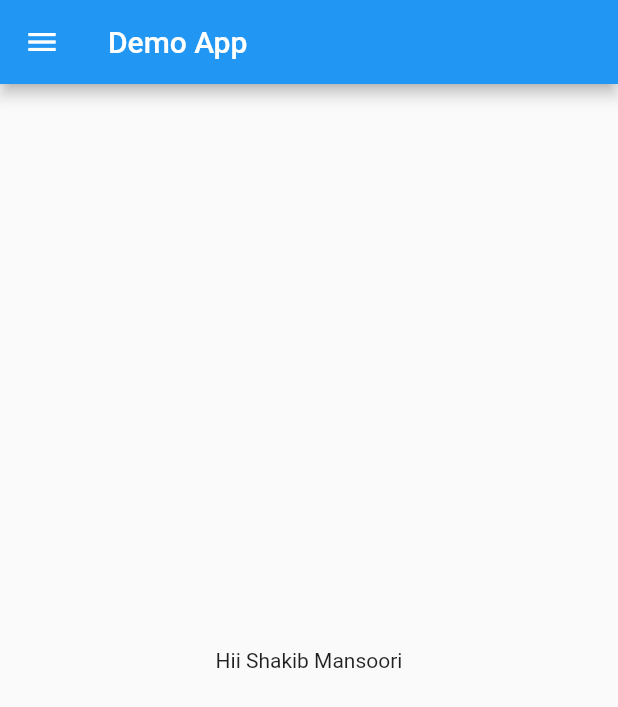
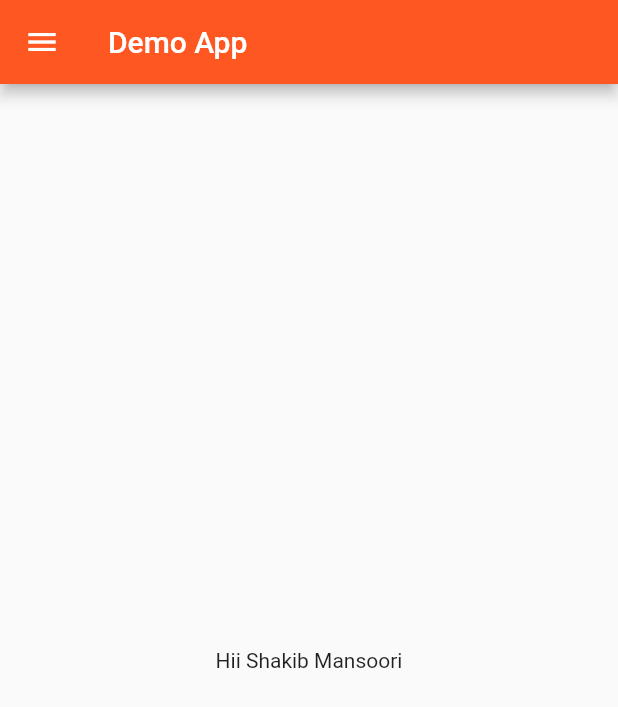
Before and after one commit to shakivhussain/FlutterApp, a Flutter app: the screen it shows after launch, on a phone screen of 412 x 824 dp. Shown: the top 707 px of the screen. Run offline on Flutter 3.47's test engine with Material 2 defaults, Android fonts, the phone set to English and light mode, and no system bars.

Commit message:
Day 3 Completed

```diff
--- a/lib/main.dart
+++ b/lib/main.dart
@@ -1,19 +1,33 @@
 import 'package:flutter/material.dart';
-import 'package:flutter_application_1/home_page.dart';
+import 'package:flutter_application_1/pages/home_page.dart';
+import 'package:flutter_application_1/pages/login_page.dart';
 
 void main(List<String> args) {
   runApp(MyApp());
 }
 
 class MyApp extends StatelessWidget {
-
 // Most important method, every time call when we refresh the data
   @override
   Widget build(BuildContext context) {
-
+    // bringVegitables(); // method calling
 
     return MaterialApp(
-      home: HomePage()
+      themeMode: ThemeMode.light,
+      theme: ThemeData(primarySwatch: Colors.deepOrange),
+      darkTheme: ThemeData(
+        brightness: Brightness.dark,
+      ),
+      initialRoute: "/home", // set custom page
+      routes: {
+        "/": (context) => LoginPage(), // default route ( intent )
+        "/home": (context) => HomePage(),
+        "/login": (context) => LoginPage()
+      },
     );
   }
+
+  bringVegitables({bool bag = false, int amount = 100}) {
+    //
+  }
 }
```
Also changed, not shown: lib/pages/login_page.dart (added, +18 -0 lines), lib/pages/home_page.dart (renamed from lib/home_page.dart).
